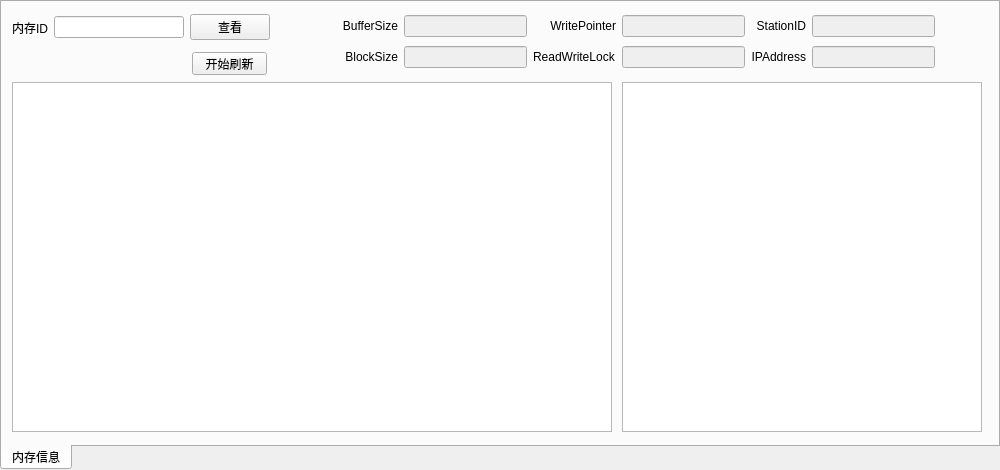
This is widget/sharedmemoryinfo_widget.ui in yanghang8612/SMAMMainUI as Qt 5 draws it before an edit. The edited form follows.
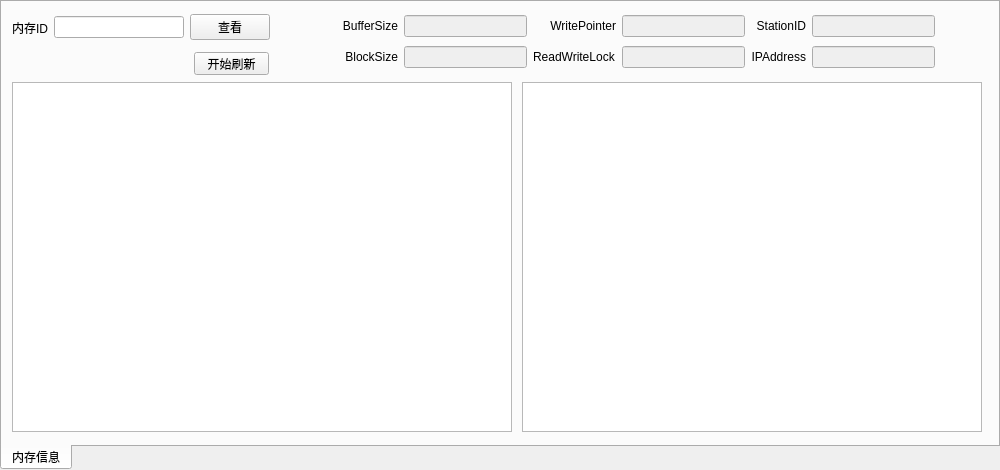
This is the edited form.

```diff
--- a/widget/sharedmemoryinfo_widget.ui
+++ b/widget/sharedmemoryinfo_widget.ui
@@ -28,7 +28,7 @@
      <rect>
       <x>10</x>
       <y>80</y>
-      <width>600</width>
+      <width>500</width>
       <height>350</height>
      </rect>
     </property>
@@ -176,7 +176,7 @@
    <widget class="QPushButton" name="autoUpdateButton">
     <property name="geometry">
      <rect>
-      <x>190</x>
+      <x>192</x>
       <y>50</y>
       <width>75</width>
       <height>23</height>
@@ -195,9 +195,9 @@
    <widget class="QTableWidget" name="memoryCharInfoTable">
     <property name="geometry">
      <rect>
-      <x>620</x>
+      <x>520</x>
       <y>80</y>
-      <width>360</width>
+      <width>460</width>
       <height>350</height>
      </rect>
     </property>
```
